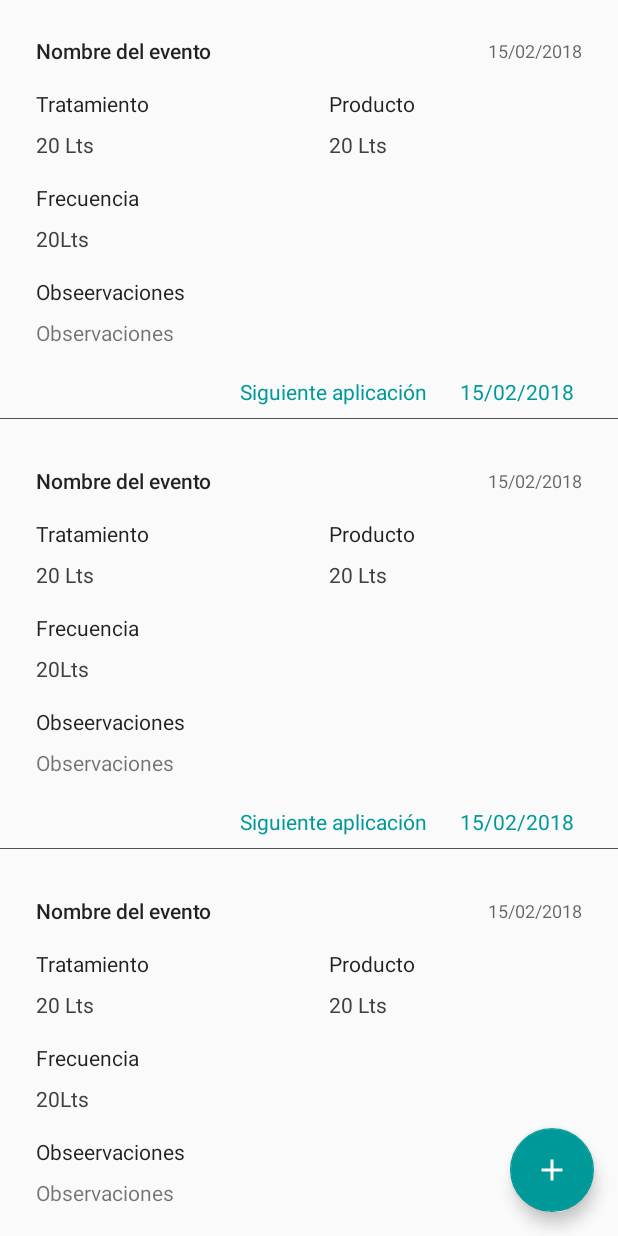
After one commit to mutkan/GankoResources, an Android app: the layout fragment_manage.xml on its own in the app's theme, with its tools: preview values and no code run, on a phone screen of 412 x 824 dp. The commit adds this screen. Run offline under Robolectric (Android 15) with nearby library versions, the phone set to English and light mode, and no system bars.

Commit message:
manage fragment implemented

```diff
--- a/app/build.gradle
+++ b/app/build.gradle
@@ -40,6 +40,7 @@ dependencies {
     implementation "com.android.support:appcompat-v7:$support_version"
     implementation 'com.android.support.constraint:constraint-layout:1.1.0-beta6'
     implementation "com.android.support:support-v4:$support_version"
+    implementation 'com.android.support:support-v4:27.1.1'
     testImplementation 'junit:junit:4.12'
     androidTestImplementation 'com.android.support.test:runner:1.0.1'
     androidTestImplementation 'com.android.support.test.espresso:espresso-core:3.0.1'
@@ -58,7 +59,6 @@ dependencies {
     implementation 'org.jetbrains.anko:anko-commons:0.10.4'
     implementation "org.jetbrains.anko:anko-appcompat-v7-commons:$anko_version"
 
-
     //Android Arch
     implementation "android.arch.lifecycle:extensions:$arch_version"
     kapt "android.arch.lifecycle:compiler:$arch_version"
@@ -76,7 +76,7 @@ dependencies {
     implementation 'com.squareup.retrofit2:adapter-rxjava2:2.4.0'
 
     //couchbase
-    implementation 'com.couchbase.lite:couchbase-lite-android:2.0.0-DB023'
+    implementation 'com.couchbase.lite:couchbase-lite-android:2.0.0'
     implementation 'com.fasterxml.jackson.core:jackson-databind:2.9.5'
     implementation "com.fasterxml.jackson.module:jackson-module-kotlin:2.9.5"
 
--- a/app/src/main/AndroidManifest.xml
+++ b/app/src/main/AndroidManifest.xml
@@ -16,12 +16,12 @@
         <activity android:name=".PrincipalActivity" />
         <activity android:name=".ui.bovine.feed.FeedBvnActivity" />
         <activity android:name=".ui.bovine.manage.ManageBvnActivity" />
-        <activity android:name=".ui.account.LoginActivity" />
         <activity android:name=".ui.account.SigninActivity" />
         <activity android:name=".ui.account.RestorePassActivity" />
         <activity android:name=".ui.bovine.DetailBovineActivity" />
         <activity android:name=".ui.farms.AddFarmActivity" />
-        <activity android:name=".ui.farms.FarmActivity">
+        <activity android:name=".ui.account.LoginActivity"
+            android:theme="@style/AppTheme.NoActionBar">
             <intent-filter>
                 <action android:name="android.intent.action.MAIN" />
                 <category android:name="android.intent.category.LAUNCHER" />
@@ -33,6 +33,7 @@
             android:name=".ui.menu.MenuActivity"
             android:theme="@style/AppTheme.NoActionBar" />
         <activity android:name=".ui.bovine.milk.AddMilkBvnActivity" />
+        <activity android:name=".ui.farms.FarmActivity"/>
         <activity android:name=".ui.bovine.movement.MovementBvnActivity" />
         <activity android:name=".ui.bovine.vaccination.VaccinationBvnActivity" />
         <activity android:name=".ui.bovine.ceba.AddCebaBvnActivity" />
--- a/app/src/main/java/com/example/cristian/myapplication/data/models/Usuario.kt
+++ b/app/src/main/java/com/example/cristian/myapplication/data/models/Usuario.kt
@@ -11,7 +11,7 @@ class Usuario(
         var rol: String,
         var plan: String
 )
-class UserLogin(var email: String, password: String)
+class UserLogin(var email: String,var password: String)
 class UserResponse(var id: String,var username: String,var estado: String)
 class LoginResponse(var user:UserResponse,var token:String)
 class ResetPasswordResponse(var email:String,var estado:String)
--- a/app/src/main/java/com/example/cristian/myapplication/di/components/ActivityComponents.kt
+++ b/app/src/main/java/com/example/cristian/myapplication/di/components/ActivityComponents.kt
@@ -2,6 +2,7 @@ package com.example.cristian.myapplication.di.components
 
 import com.example.cristian.myapplication.di.ActivityScope
 import com.example.cristian.myapplication.di.modules.ReproductiveModule
+import com.example.cristian.myapplication.ui.account.LoginActivity
 import com.example.cristian.myapplication.ui.bovine.AddBovineActivity
 import com.example.cristian.myapplication.ui.bovine.DetailBovineActivity
 import com.example.cristian.myapplication.ui.bovine.ceba.AddCebaBvnActivity
@@ -22,6 +23,10 @@ import dagger.android.ContributesAndroidInjector
 
 @Module
 abstract class ActivityComponents {
+
+    @ActivityScope
+    @ContributesAndroidInjector()
+    abstract fun bindLoginActivity(): LoginActivity
 
     @ActivityScope
     @ContributesAndroidInjector()
--- a/app/src/main/java/com/example/cristian/myapplication/di/components/FragmentComponent.kt
+++ b/app/src/main/java/com/example/cristian/myapplication/di/components/FragmentComponent.kt
@@ -2,6 +2,7 @@ package com.example.cristian.myapplication.di.components
 
 import com.example.cristian.myapplication.di.FragmentScope
 import com.example.cristian.myapplication.ui.menu.bovine.ListBovineFragment
+import com.example.cristian.myapplication.ui.menu.management.ManageFragment
 import dagger.Module
 import dagger.android.ContributesAndroidInjector
 
@@ -12,4 +13,8 @@ abstract class FragmentComponent{
     @ContributesAndroidInjector()
     abstract fun bindListBovineFragment(): ListBovineFragment
 
+    @FragmentScope
+    @ContributesAndroidInjector()
+    abstract fun bindListManageFragment(): ManageFragment
+
 }
--- a/app/src/main/java/com/example/cristian/myapplication/ui/menu/MenuNavigation.kt
+++ b/app/src/main/java/com/example/cristian/myapplication/ui/menu/MenuNavigation.kt
@@ -6,6 +6,7 @@ import com.example.cristian.myapplication.di.ActivityScope
 import com.example.cristian.myapplication.ui.account.LoginActivity
 import com.example.cristian.myapplication.ui.farms.FarmActivity
 import com.example.cristian.myapplication.ui.menu.bovine.ListBovineFragment
+import com.example.cristian.myapplication.ui.menu.management.ManageFragment
 import com.example.cristian.myapplication.util.putFragment
 import kotlinx.android.synthetic.main.activity_menu.view.*
 import org.jetbrains.anko.startActivity
@@ -35,7 +36,7 @@ class MenuNavigation @Inject constructor(val activity: MenuActivity, val sesion:
     }
 
     fun navigateToManage() {
-
+        activity.putFragment(R.id.content_frame,ManageFragment.instance())
     }
 
     fun navigateToMovements() {
--- /dev/null
+++ b/app/src/main/res/layout/fragment_manage.xml
@@ -0,0 +1,31 @@
+<?xml version="1.0" encoding="utf-8"?>
+<android.support.constraint.ConstraintLayout xmlns:android="http://schemas.android.com/apk/res/android"
+    xmlns:app="http://schemas.android.com/apk/res-auto"
+    xmlns:tools="http://schemas.android.com/tools"
+    android:layout_width="match_parent"
+    android:layout_height="match_parent"
+    tools:context=".ui.menu.management.ManageFragment">
+
+
+    <android.support.design.widget.FloatingActionButton
+        android:id="@+id/fabAddManageFragment"
+        android:layout_width="wrap_content"
+        android:layout_height="wrap_content"
+        android:layout_marginBottom="16dp"
+        android:layout_marginEnd="16dp"
+        android:clickable="true"
+        android:src="@drawable/ic_add"
+        app:fabSize="normal"
+        app:layout_constraintBottom_toBottomOf="parent"
+        app:layout_constraintEnd_toEndOf="parent" />
+
+    <android.support.v7.widget.RecyclerView
+        android:id="@+id/recyclerListManageFragment"
+        android:layout_width="0dp"
+        android:layout_height="match_parent"
+        app:layout_constraintBottom_toBottomOf="parent"
+        app:layout_constraintEnd_toEndOf="parent"
+        app:layout_constraintStart_toStartOf="parent"
+        app:layout_constraintTop_toTopOf="parent"
+        tools:listitem="@layout/template_manage_bovine" />
+</android.support.constraint.ConstraintLayout>
--- a/app/src/main/res/values/strings.xml
+++ b/app/src/main/res/values/strings.xml
@@ -195,5 +195,7 @@
     <string name="finalize">Finalizar</string>
     <string name="save">Guardar</string>
 
+    //empty list
+    <string name="empty_list">No se encontraron registros</string>
 
 </resources>
```
Also changed, not shown: app/src/main/java/com/example/cristian/myapplication/ui/account/AccountViewModel.kt (+13 -3 lines), app/src/main/java/com/example/cristian/myapplication/ui/account/LoginActivity.kt (+13 -6 lines), app/src/main/java/com/example/cristian/myapplication/ui/menu/MenuViewModel.kt (+13 -0 lines), app/src/main/java/com/example/cristian/myapplication/ui/menu/management/ManageFragment.kt (added, +57 -0 lines), app/src/main/res/layout/activity_login.xml (+14 -11 lines), app/src/main/res/drawable/background_login.jpg (added).
